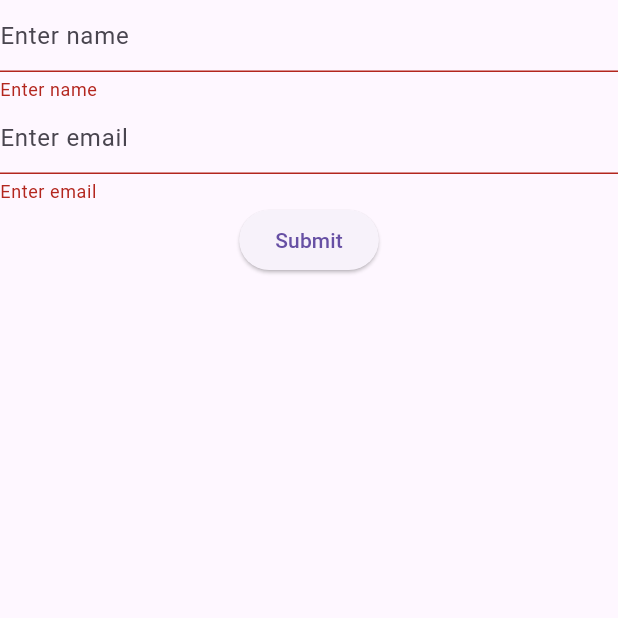
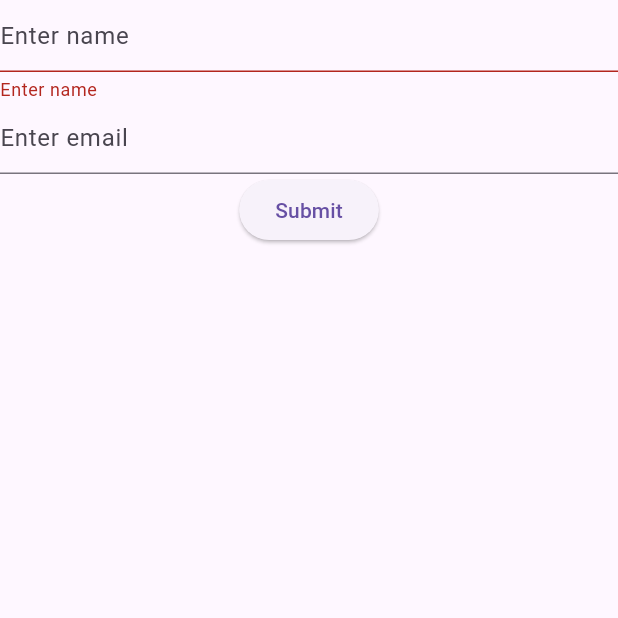
Before and after one commit to sudishk/flutter_basic, a Flutter app: the screen it shows after launch, after a tap on "Submit", on a phone screen of 412 x 824 dp, the top half of it. Run offline on Flutter 3.47's test engine with Material 3 defaults, Android fonts, the phone set to English and light mode, and no system bars; statements that could not run were skipped.

Commit message:
Message changed

```diff
--- a/lib/home_screen.dart
+++ b/lib/home_screen.dart
@@ -1,5 +1,5 @@
+
 import 'package:flutter/material.dart';
-import 'package:fluttertoast/fluttertoast.dart';
 
 class HomeScreen extends StatefulWidget {
   const HomeScreen({super.key});
@@ -9,45 +9,54 @@ class HomeScreen extends StatefulWidget {
 }
 
 class _HomeScreenState extends State<HomeScreen> {
-
+  var nameController =TextEditingController();
+  var emailController =TextEditingController();
+  var formkey = GlobalKey<FormState>();
   @override
   Widget build(BuildContext context) {
-    var formKey = GlobalKey<FormState>();
-    var nameController = TextEditingController();
-    var emailController = TextEditingController();
     return Scaffold(
-      body: Container(
-        child: Form(
-            key: formKey,
+      body: Column(
+        children: [
+          Form(
+              key: formkey,
               child: Column(
             children: [
-                TextFormField(
-                  controller: nameController,
-                  decoration: InputDecoration(hintText: "Enter name"),validator: (value) {
-                  if(value == null ||  value.isEmpty){
+              TextFormField(controller:nameController , decoration: InputDecoration(hintText: "Enter name"), validator: (value) {
+                if(value!.isEmpty){
                   return "Enter name";
                 }
-                  return null;
               },),
-                TextFormField(
-                  controller: emailController,
-                  decoration: InputDecoration(hintText: "Enter email"),validator: (value) {
-                  if(value == null ||  value.isEmpty){
-                    return "Enter email";
+
+              TextFormField(controller:emailController , decoration: InputDecoration(hintText: "Enter email"), validator: (value) {
+                if(value!.isEmpty){
+                  return "Enter email";K
+                }else if(!value.contains("@gmail.com")){
+                  return "Enter valid email";
                 }
                 return null;
               },),
 
               ElevatedButton(onPressed: () {
-                  if(formKey.currentState!.validate()){
-                    Fluttertoast.showToast(msg: "User name is ${nameController.text}");
+                if(formkey.currentState!.validate()){
+                  // send to home page
                 }
               }, child: Text("Submit"))
             ],
-            )),),
+          ))
+        ],
+      ),
     );
   }
 }
+
+
+
+
+
+
+
+
+
 
 // GlobalKey | Access widget from outside (like form validation)
 // LocalKey | Base class (rare direct use)
```
Lines whose indentation alone changed are shown as unchanged.
